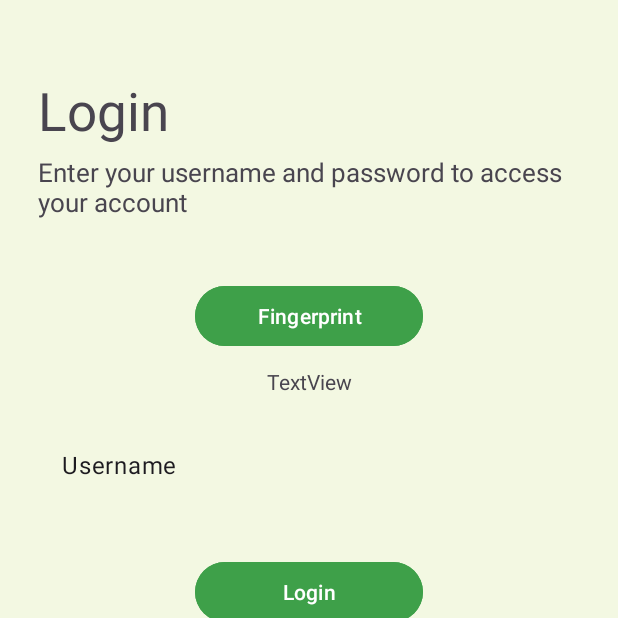
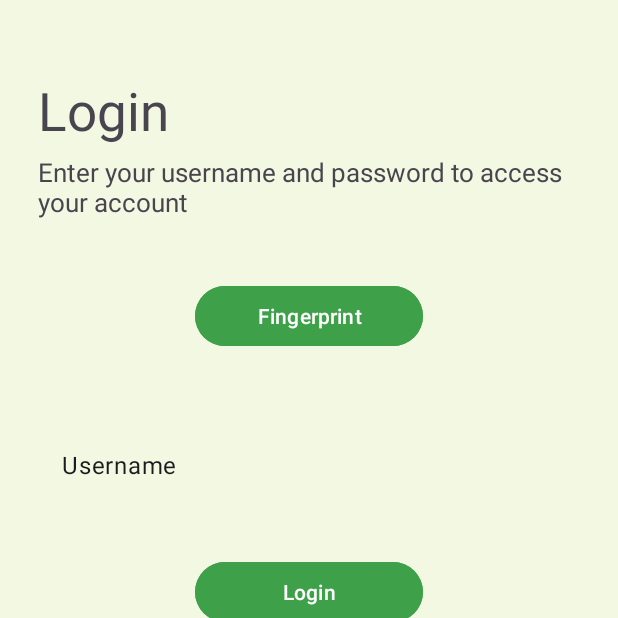
Before and after one commit to cheecheongfun/DSCP_grpA, an Android app: the LoginPage screen opened directly, with no data from a screen before it, on a phone screen of 412 x 824 dp, the top half of it. Run offline under Robolectric (Android 15) with nearby library versions, the phone set to English and light mode, and no system bars.

Commit message:
minor error fix, missing context in activity_main

```diff
--- a/App/GreenCycle/app/src/main/java/sg/edu/np/mad/greencycle/Fragments/MainActivity.java
+++ b/App/GreenCycle/app/src/main/java/sg/edu/np/mad/greencycle/Fragments/MainActivity.java
@@ -14,13 +14,15 @@ import sg.edu.np.mad.greencycle.databinding.ActivityMainBinding;
 
 public class MainActivity extends AppCompatActivity {
 
-    private ActivityMainBinding binding;
+    ActivityMainBinding binding;
 
     @Override
     protected void onCreate(Bundle savedInstanceState) {
         super.onCreate(savedInstanceState);
+        setContentView(R.layout.activity_main);
         binding = ActivityMainBinding.inflate(getLayoutInflater());
         setContentView(binding.getRoot());
+
 
         Intent receivingEnd = getIntent();
         String tab = receivingEnd.getExtras().getString("tab");
--- a/App/GreenCycle/app/src/main/res/layout/activity_main.xml
+++ b/App/GreenCycle/app/src/main/res/layout/activity_main.xml
@@ -4,7 +4,8 @@
     xmlns:tools="http://schemas.android.com/tools"
     android:id="@+id/container"
     android:layout_width="match_parent"
-    android:layout_height="match_parent">
+    android:layout_height="match_parent"
+    tools:context=".Fragments.MainActivity">
 
     <FrameLayout
         android:id="@+id/nav_frame"
--- a/App/GreenCycle/app/src/main/res/layout/login_page.xml
+++ b/App/GreenCycle/app/src/main/res/layout/login_page.xml
@@ -61,7 +61,7 @@
         android:id="@+id/tvAuthStatus"
         android:layout_width="wrap_content"
         android:layout_height="wrap_content"
-        android:text="TextView"
+        android:text=" "
         android:layout_below="@+id/btnAuth"
         android:gravity="center"
         android:layout_alignParentStart="true"
```
